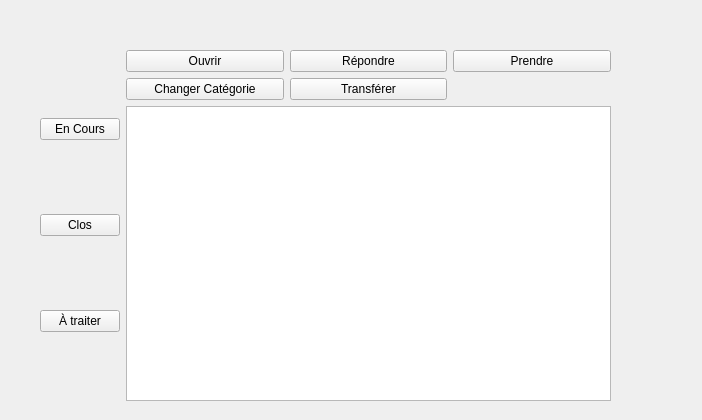
Qt form src/vues/VueIngeTech.ui (LudovicTagnon/EasyTicket) before a commit.
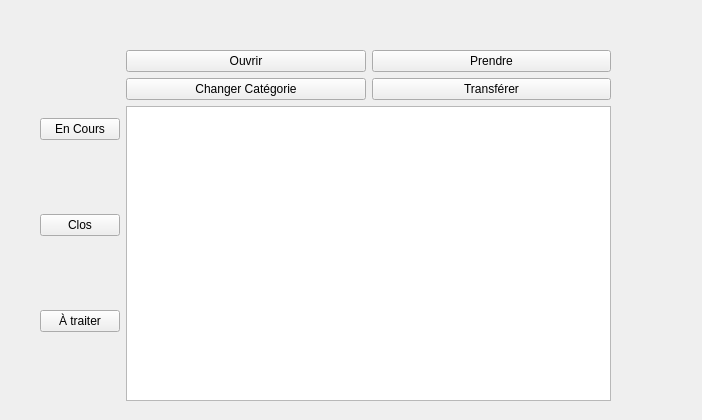
The same form after that commit.

```diff
--- a/src/vues/VueIngeTech.ui
+++ b/src/vues/VueIngeTech.ui
@@ -52,20 +52,6 @@
      <layout class="QVBoxLayout" name="LayoutPage">
       <item>
        <layout class="QGridLayout" name="gridLayout">
-        <item row="1" column="1">
-         <widget class="QPushButton" name="RepondreButton">
-          <property name="text">
-           <string>Répondre</string>
-          </property>
-         </widget>
-        </item>
-        <item row="1" column="3">
-         <widget class="QPushButton" name="PrendreButton">
-          <property name="text">
-           <string>Prendre</string>
-          </property>
-         </widget>
-        </item>
         <item row="1" column="0">
          <widget class="QPushButton" name="OuvrirButton">
           <property name="text">
@@ -87,6 +73,13 @@
           </property>
          </widget>
         </item>
+        <item row="1" column="1">
+         <widget class="QPushButton" name="PrendreButton">
+          <property name="text">
+           <string>Prendre</string>
+          </property>
+         </widget>
+        </item>
        </layout>
       </item>
       <item>
```
